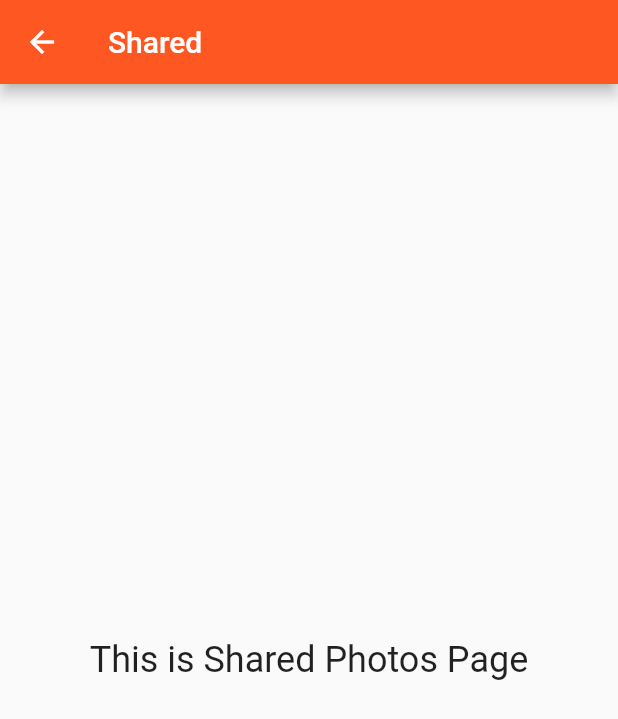
After one commit to Darylabrador/SimpGalleryApp, a Flutter app: the Shared screen opened by its route, on a phone screen of 412 x 824 dp. The commit adds this screen. Shown: the top 719 px of the screen. Run offline on Flutter 3.47's test engine with Material 2 defaults, Android fonts, the phone set to English and light mode, and no system bars; our stand-ins replace flutter_dotenv.

Commit message:
MAJ Route pour Shared et Photos albums

```diff
--- a/lib/main.dart
+++ b/lib/main.dart
@@ -1,5 +1,7 @@
+import 'package:flutter/material.dart';
+import 'package:client/screens/albums/photos.dart';
+import 'package:client/screens/albums/shared.dart';
 import 'package:client/screens/auth/login.dart';
-import 'package:flutter/material.dart';
 import 'package:flutter_dotenv/flutter_dotenv.dart' as DotEnv;
 
 import 'screens/home/home.dart';
@@ -25,11 +27,12 @@ class MyApp extends StatelessWidget {
           '/': (context) => Login(),
           '/register': (context) => Registration(),
           '/home': (context) => Home(title: "Accueil"),
+          '/photos': (context) => Photos(),
+          '/shared': (context) => Shared(),
         }
         // home: Registration(
         //   toggleView: () => {false},
         // ),
-      //
         );
   }
 }
--- /dev/null
+++ b/lib/screens/albums/photos.dart
@@ -0,0 +1,27 @@
+import 'package:flutter/material.dart';
+
+class Photos extends StatefulWidget {
+  @override
+  State<StatefulWidget> createState() {
+    return _PhotosState();
+  }
+}
+
+class _PhotosState extends State<Photos> {
+  String _mainText = 'This is the first assignment!';
+
+  @override
+  Widget build(BuildContext context) {
+    return Scaffold(
+      appBar: AppBar(
+        title: const Text('Albums'),
+      ),
+      body: const Center(
+        child: Text(
+          'This is Albums Page',
+          style: TextStyle(fontSize: 24),
+        ),
+      ),
+    );
+  }
+}
--- /dev/null
+++ b/lib/screens/albums/shared.dart
@@ -0,0 +1,27 @@
+import 'package:flutter/material.dart';
+
+class Shared extends StatefulWidget {
+  @override
+  State<StatefulWidget> createState() {
+    return _SharedState();
+  }
+}
+
+class _SharedState extends State<Shared> {
+  String _mainText = 'This is the first assignment!';
+
+  @override
+  Widget build(BuildContext context) {
+    return Scaffold(
+      appBar: AppBar(
+        title: const Text('Shared'),
+      ),
+      body: const Center(
+        child: Text(
+          'This is Shared Photos Page',
+          style: TextStyle(fontSize: 24),
+        ),
+      ),
+    );
+  }
+}
--- a/lib/screens/home/albums_partager_widget.dart
+++ b/lib/screens/home/albums_partager_widget.dart
@@ -18,19 +18,29 @@ class AlbumsPartagerWidget extends StatelessWidget {
           children: <Widget>[
             Expanded(
               child: SizedBox(
+                  child: GestureDetector(
+                onTap: () {
+                  Navigator.pushNamed(context, '/shared');
+                },
                 child: Card(
                   child: Column(
                     children: <Widget>[
                       Image.asset('assets/sample-01.jpg',
                           height: 150, width: 150, fit: BoxFit.fill),
-                      Text('album 1'),
+                      Text(
+                        'album 1',
+                      ),
                     ],
                   ),
                 ),
-              ),
+              )),
             ),
             Expanded(
               child: SizedBox(
+                  child: GestureDetector(
+                onTap: () {
+                  Navigator.pushNamed(context, '/shared');
+                },
                 child: Card(
                   child: Column(
                     children: <Widget>[
@@ -42,7 +52,7 @@ class AlbumsPartagerWidget extends StatelessWidget {
                     ],
                   ),
                 ),
-              ),
+              )),
             ),
           ],
         )
--- a/lib/screens/home/albums_widget.dart
+++ b/lib/screens/home/albums_widget.dart
@@ -18,19 +18,29 @@ class AlbumsWidget extends StatelessWidget {
           children: <Widget>[
             Expanded(
               child: SizedBox(
+                  child: GestureDetector(
+                onTap: () {
+                  Navigator.pushNamed(context, '/photos');
+                },
                 child: Card(
                   child: Column(
                     children: <Widget>[
                       Image.asset('assets/sample-01.jpg',
                           height: 150, width: 150, fit: BoxFit.fill),
-                      Text('album 1'),
+                      Text(
+                        'album 1',
+                      ),
                     ],
                   ),
                 ),
-              ),
+              )),
             ),
             Expanded(
               child: SizedBox(
+                  child: GestureDetector(
+                onTap: () {
+                  Navigator.pushNamed(context, '/photos');
+                },
                 child: Card(
                   child: Column(
                     children: <Widget>[
@@ -42,7 +52,7 @@ class AlbumsWidget extends StatelessWidget {
                     ],
                   ),
                 ),
-              ),
+              )),
             ),
           ],
         )
```
Lines whose indentation alone changed are shown as unchanged.
